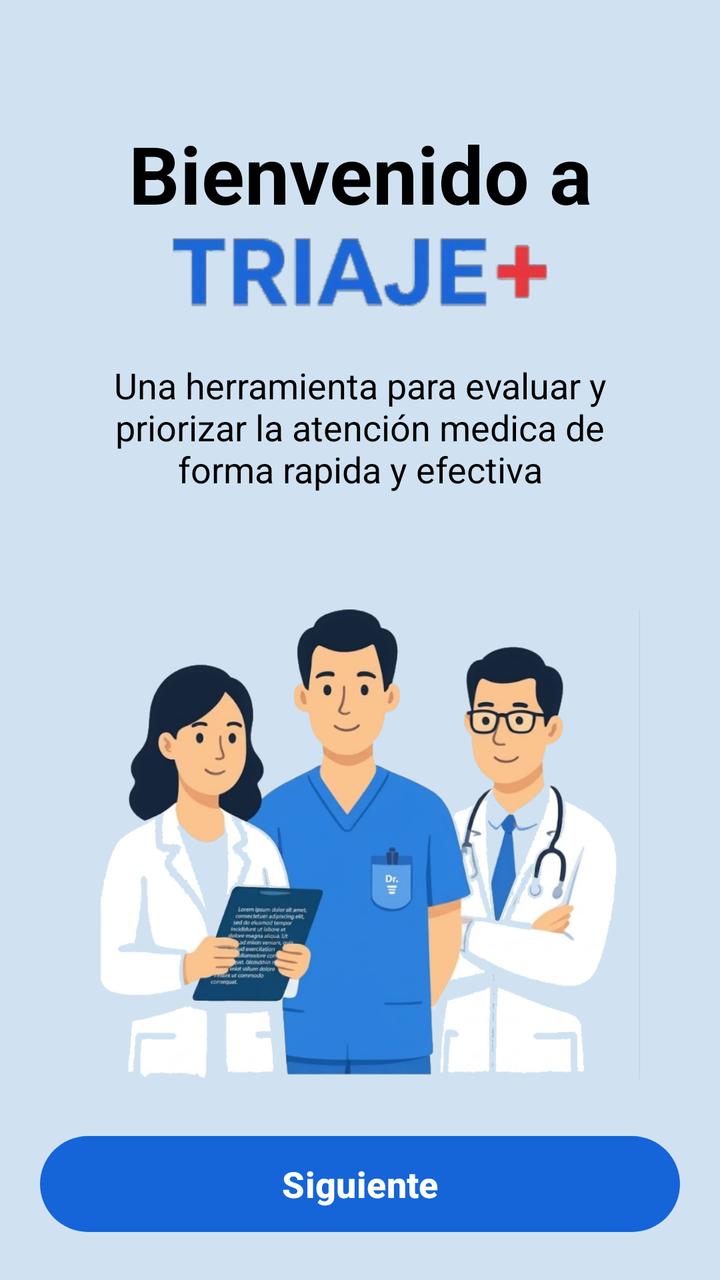
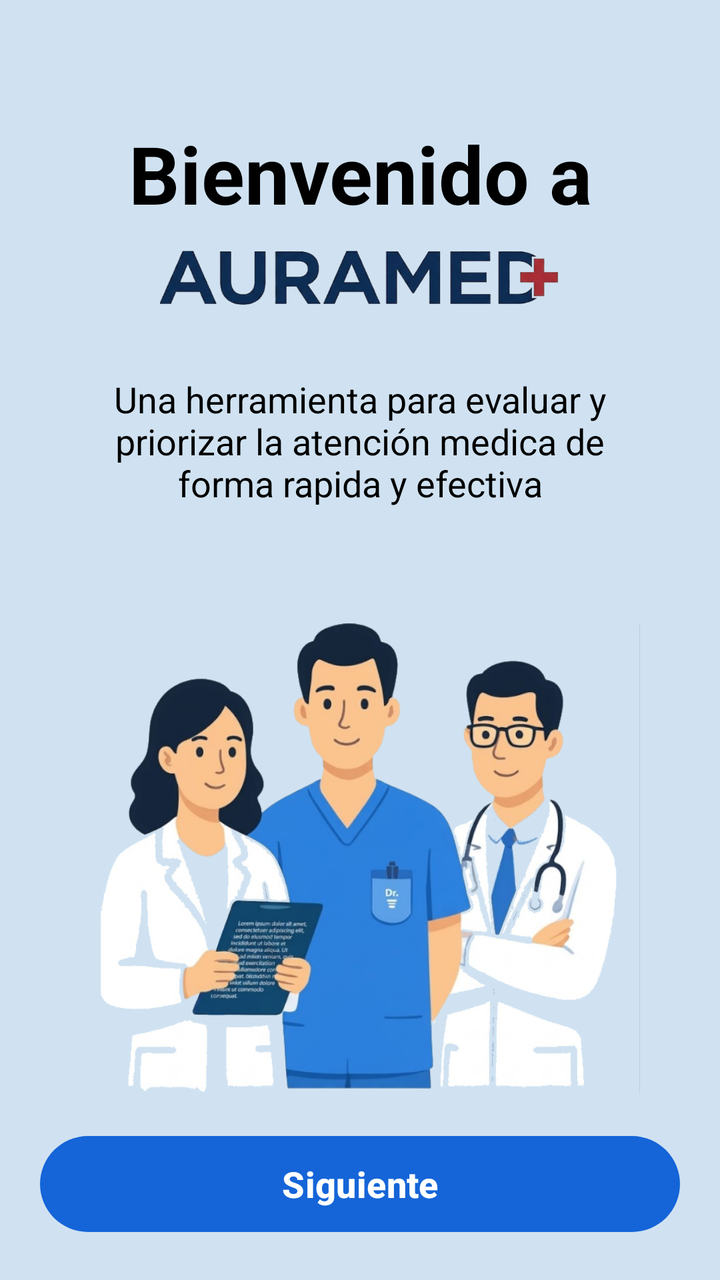

Screens rendered from an Android XML layout before and after an edit, with the pre-edit source and the edit as a unified diff.
<!-- AndroidManifest.xml: application theme Theme.Triaje -->
<!-- res/layout/fragment_welcome.xml -->
<?xml version="1.0" encoding="utf-8"?>
<androidx.constraintlayout.widget.ConstraintLayout
    xmlns:android="http://schemas.android.com/apk/res/android"
    xmlns:tools="http://schemas.android.com/tools"
    xmlns:app="http://schemas.android.com/apk/res-auto"
    android:layout_width="match_parent"
    android:layout_height="match_parent"
    android:background="@color/ColorPrimary">

    
    <androidx.core.widget.NestedScrollView
        android:layout_width="0dp"
        android:layout_height="0dp"
        android:clipToPadding="false"
        app:layout_constraintTop_toTopOf="parent"
        app:layout_constraintStart_toStartOf="parent"
        app:layout_constraintEnd_toEndOf="parent"
        app:layout_constraintBottom_toTopOf="@id/btnInitSiguiente">

        <LinearLayout
            android:layout_width="match_parent"
            android:layout_height="wrap_content"
            android:orientation="vertical"
            android:layout_margin="40dp">

            <TextView
                android:layout_width="match_parent"
                android:layout_height="wrap_content"
                android:layout_marginTop="20dp"
                android:gravity="center"
                android:text="@string/welcome_to"
                android:textColor="@color/black"
                android:textSize="40sp"
                android:textStyle="bold"
                tools:ignore="HardcodedText" />

            <ImageView
                android:layout_width="188dp"
                android:layout_height="43dp"
                android:layout_gravity="center"
                android:src="@drawable/triaje"
                tools:ignore="ContentDescription" />

            <TextView
                android:layout_width="match_parent"
                android:layout_height="wrap_content"
                android:gravity="center"
                android:layout_marginTop="24dp"
                android:text="@string/welcome_desc"
                android:textSize="18sp"
                android:textColor="@color/black"
                tools:ignore="HardcodedText" />

            <ImageView
                android:layout_width="match_parent"
                android:layout_height="320dp"
                android:layout_gravity="center"
                android:layout_marginTop="16dp"
                android:src="@drawable/ic_medicos"
                android:adjustViewBounds="true"
                tools:ignore="ContentDescription" />

            <ProgressBar
                android:id="@+id/pbSchedule"
                android:layout_width="wrap_content"
                android:layout_height="wrap_content"
                android:layout_gravity="center"
                android:layout_marginTop="16dp"
                android:indeterminateTint="@color/black"
                android:visibility="gone" />

        </LinearLayout>
    </androidx.core.widget.NestedScrollView>

    
    <com.google.android.material.button.MaterialButton
        android:id="@+id/btnInitSiguiente"
        android:layout_width="0dp"
        android:layout_height="56dp"
        android:layout_margin="20dp"
        android:text="@string/next"
        android:textSize="18sp"
        android:textStyle="bold"
        android:textColor="@color/white"
        app:backgroundTint="#1565D8"
        app:cornerRadius="28dp"
        app:layout_constraintBottom_toBottomOf="parent"
        app:layout_constraintStart_toStartOf="parent"
        app:layout_constraintEnd_toEndOf="parent"
        app:layout_constraintWidth_max="320dp"
        tools:ignore="HardcodedText" />

</androidx.constraintlayout.widget.ConstraintLayout>
<!-- resources referenced by this layout -->
<resources>
  <color name="ColorPrimary">#D0E2F1</color>
  <color name="black">#FF000000</color>
  <color name="white">#FFFFFFFF</color>
  <!-- drawable ic_medicos: png bitmap (drawable, 303919 bytes) -->
  <!-- drawable triaje: png bitmap (drawable, 19119 bytes) -->
  <string name="next">Siguiente</string>
  <string name="welcome_desc">Una herramienta para evaluar y priorizar la atención medica de forma rapida y efectiva</string>
  <string name="welcome_to">Bienvenido a</string>
  <style name="Theme.Triaje" parent="Base.Theme.Triaje" />
  <style name="Base.Theme.Triaje" parent="Theme.Material3.DayNight.NoActionBar">
  
          
      </style>
</resources>

<!-- the commit's change to res/layout/fragment_welcome.xml (unified diff, before → after) -->
@@ -35,10 +35,10 @@
                 tools:ignore="HardcodedText" />
 
             <ImageView
-                android:layout_width="188dp"
-                android:layout_height="43dp"
+                android:layout_width="200dp"
+                android:layout_height="50dp"
                 android:layout_gravity="center"
-                android:src="@drawable/triaje"
+                android:src="@drawable/auramed"
                 tools:ignore="ContentDescription" />
 
             <TextView
<!-- resource entries referenced after the edit -->
@@ -3,8 +3,8 @@
   <color name="ColorPrimary">#D0E2F1</color>
   <color name="black">#FF000000</color>
   <color name="white">#FFFFFFFF</color>
+  <!-- drawable auramed: png bitmap (drawable, 81346 bytes) -->
   <!-- drawable ic_medicos: png bitmap (drawable, 303919 bytes) -->
-  <!-- drawable triaje: png bitmap (drawable, 19119 bytes) -->
   <string name="next">Siguiente</string>
   <string name="welcome_desc">Una herramienta para evaluar y priorizar la atención medica de forma rapida y efectiva</string>
   <string name="welcome_to">Bienvenido a</string>
